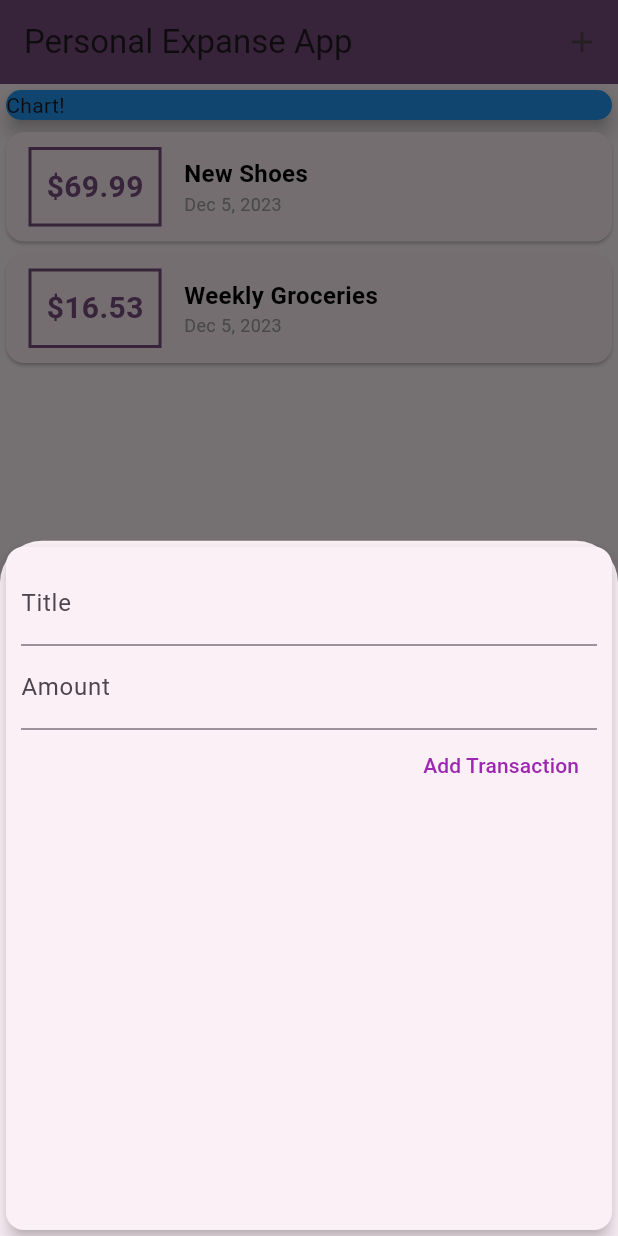
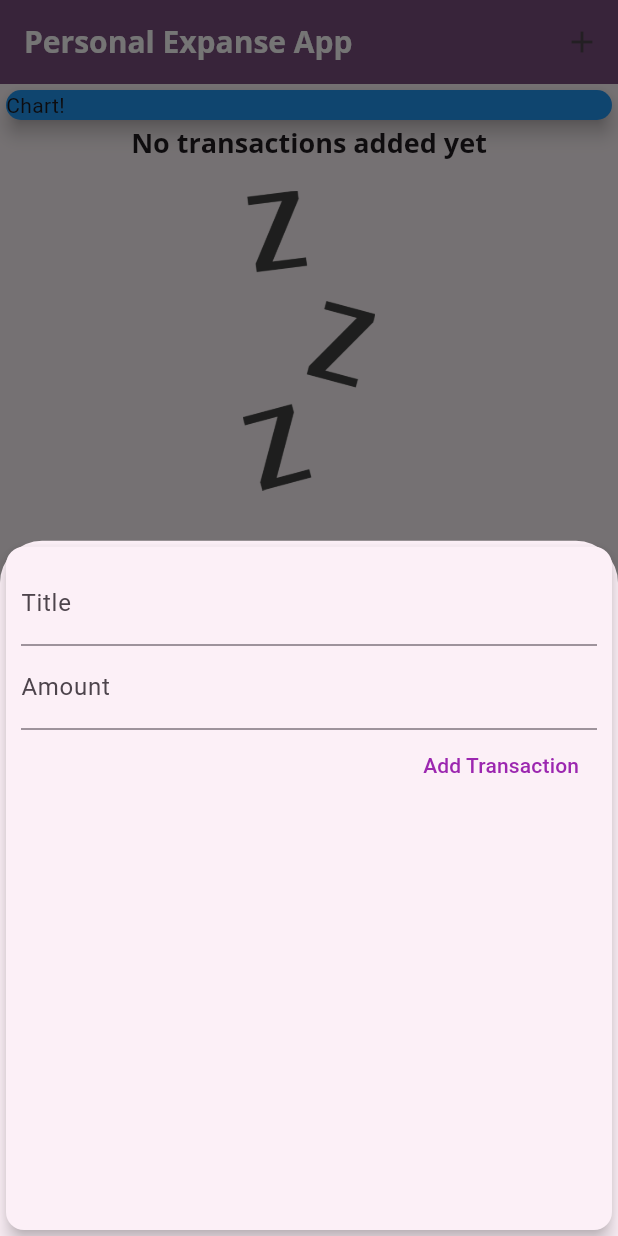
Before and after one commit to larbi-azzoug/personal-expanse-app, a Flutter app: the screen it shows after launch, after a tap on the "add" icon, on a phone screen of 412 x 824 dp. Run offline on Flutter 3.47's test engine with Material 3 defaults, Android fonts, the phone set to English and light mode, and no system bars.

Commit message:
Added Theme Textstyle to manage textstyle of titles, added empty list image

```diff
--- a/lib/main.dart
+++ b/lib/main.dart
@@ -20,6 +20,20 @@
         // useMaterial3: true,
 
         // Define the default brightness and colors.
+        fontFamily: 'Quicksand',
+        textTheme: ThemeData.light().textTheme.copyWith(
+                  headline6: TextStyle(
+                fontFamily: 'OpenSans',
+                fontSize: 18,
+                fontWeight: FontWeight.bold,
+              )),
+
+        appBarTheme: AppBarTheme(
+              titleTextStyle: TextStyle(
+            fontFamily: 'OpenSans',
+            fontSize: 20,
+            fontWeight: FontWeight.bold,
+          )),
         colorScheme: ColorScheme.fromSeed(
           seedColor: Colors.purple,
         ),
@@ -37,19 +51,19 @@
 class _MyHomePageState extends State<MyHomePage> {
 //MyHomePage({super.key});
 
-  final List<transaction> _userTransactions = [
-    transaction(
-      amount: 69.99,
-      id: 't1',
-      title: 'New Shoes',
-      date: DateTime.now(),
-    ),
-    transaction(
-      amount: 16.53,
-      id: 't2',
-      title: 'Weekly Groceries',
-      date: DateTime.now(),
-    )
+   final List<transaction> _userTransactions = [
+  //   transaction(
+  //     amount: 69.99,
+  //     id: 't1',
+  //     title: 'New Shoes',
+  //     date: DateTime.now(),
+  //   ),
+  //   transaction(
+  //     amount: 16.53,
+  //     id: 't2',
+  //     title: 'Weekly Groceries',
+  //     date: DateTime.now(),
+  //   )
   ];
 
   void _addNewTransaction(String txTitle, double txAmount) {
@@ -107,6 +121,7 @@
         child: Icon(Icons.add),
       ),
       floatingActionButtonLocation: FloatingActionButtonLocation.centerFloat,
+
     );
   }
 }
--- a/lib/widgets/transaction_list.dart
+++ b/lib/widgets/transaction_list.dart
@@ -16,7 +16,23 @@
   Widget build(BuildContext context) {
     return Container(
       height: 500,
-      child: ListView.builder(
+      child: widget.transactions.isEmpty
+          ? Column(
+              children: [
+                Text(
+                  'No transactions added yet',
+                  style: Theme.of(context).textTheme.headline6,
+                ),
+                SizedBox(height: 20,),
+                Container(
+                    height: 200,
+                    child: Image.asset(
+                      'Assets/image/waiting.png',
+                      fit: BoxFit.cover,
+                    )),
+              ],
+            )
+          : ListView.builder(
               itemBuilder: (ctx, index) {
                 return Card(
                   child: Row(
@@ -47,11 +63,7 @@
                         children: [
                           Text(
                             widget.transactions[index].title,
-                      style: TextStyle(
-                        fontWeight: FontWeight.bold,
-                        fontSize: 16,
-                        color: Colors.black,
-                      ),
+                            style: Theme.of(context).textTheme.headline6,
                           ),
                           Text(
                             DateFormat.yMMMd()
```
Also changed, not shown: pubspec.yaml (+15 -8 lines), Assets/fonts/OpenSans-Bold.ttf (added), Assets/fonts/OpenSans-Regular.ttf (added), Assets/fonts/Quicksand-Bold.ttf (added), Assets/fonts/Quicksand-Light.ttf (added), Assets/fonts/Quicksand-Medium.ttf (added), Assets/fonts/Quicksand-Regular.ttf (added), Assets/image/waiting.png (added). Lines whose indentation alone changed are shown as unchanged.
